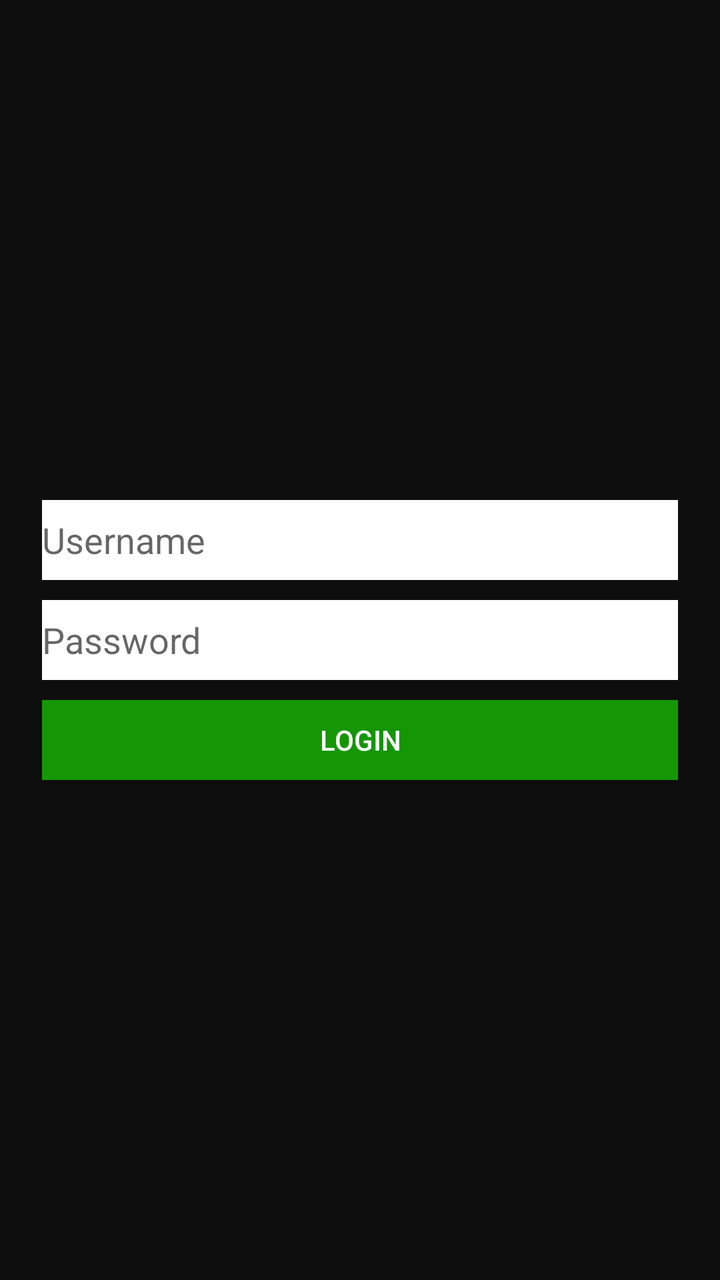
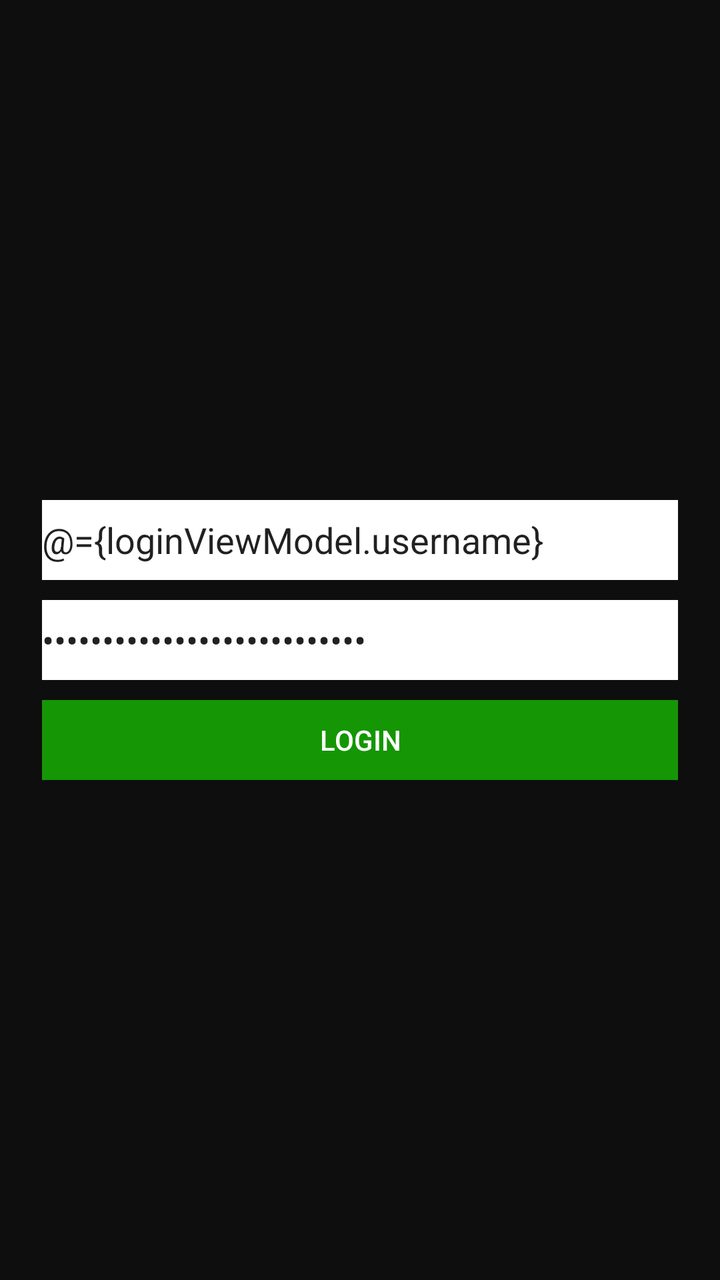

Compare the two renders of this Android layout. The source of the first and the diff that turns it into the second are given below.
<!-- AndroidManifest.xml: application theme AppTheme -->
<!-- res/layout/activity_login.xml -->
<RelativeLayout xmlns:android="http://schemas.android.com/apk/res/android"
    xmlns:tools="http://schemas.android.com/tools"
    android:id="@+id/activity_main_menu"
    android:layout_width="match_parent"
    android:layout_height="match_parent"
    android:paddingBottom="@dimen/activity_vertical_margin"
    android:paddingLeft="@dimen/activity_horizontal_margin"
    android:paddingRight="@dimen/activity_horizontal_margin"
    android:paddingTop="@dimen/activity_vertical_margin"
    android:background="@color/background_gray"
    tools:context=".ui.activities.LoginActivity">

    <LinearLayout xmlns:android="http://schemas.android.com/apk/res/android"
        android:layout_width="fill_parent"
        android:layout_height="fill_parent"
        android:gravity="center"
        android:orientation="vertical">

        
        <EditText
            android:id="@+id/etxt_username"
            android:inputType="text"
            android:layout_width="fill_parent"
            android:layout_height="40dp"
            android:layout_margin="5dp"
            android:background="@android:color/white"
            android:hint="@string/username"/>

        
        <EditText
            android:id="@+id/etxt_password"
            android:inputType="textPassword"
            android:layout_width="fill_parent"
            android:layout_height="40dp"
            android:layout_below="@+id/etxt_username"
            android:layout_margin="5dp"
            android:background="@android:color/white"
            android:hint="@string/password"/>

        
        <Button
            android:id="@+id/new_game"
            android:textColor="@color/white"
            android:background="@color/button_green"
            android:layout_width="fill_parent"
            android:layout_height="40dp"
            android:layout_below="@+id/etxt_password"
            android:layout_margin="5dp"
            android:text="@string/login"
            android:onClick="onLoginUser"/>

    </LinearLayout>

</RelativeLayout>
<!-- resources referenced by this layout -->
<resources>
  <color name="background_gray">#0f0e0e</color>
  <color name="button_green">#159604</color>
  <color name="white">#ffffff</color>
  <dimen name="activity_horizontal_margin">16dp</dimen>
  <dimen name="activity_vertical_margin">16dp</dimen>
  <string name="login">Login</string>
  <string name="password">Password</string>
  <string name="username">Username</string>
  <style name="AppTheme" parent="Theme.AppCompat.Light.DarkActionBar">
          
          <item name="colorPrimary">@color/colorPrimary</item>
          <item name="colorPrimaryDark">@color/colorPrimaryDark</item>
          <item name="colorAccent">@color/colorAccent</item>
      </style>
  <color name="colorPrimary">#3F51B5</color>
  <color name="colorPrimaryDark">#303F9F</color>
  <color name="colorAccent">#FF4081</color>
</resources>

<!-- the commit's change to res/layout/activity_login.xml (unified diff, before → after) -->
@@ -1,54 +1,65 @@
-<RelativeLayout xmlns:android="http://schemas.android.com/apk/res/android"
-    xmlns:tools="http://schemas.android.com/tools"
-    android:id="@+id/activity_main_menu"
-    android:layout_width="match_parent"
-    android:layout_height="match_parent"
-    android:paddingBottom="@dimen/activity_vertical_margin"
-    android:paddingLeft="@dimen/activity_horizontal_margin"
-    android:paddingRight="@dimen/activity_horizontal_margin"
-    android:paddingTop="@dimen/activity_vertical_margin"
-    android:background="@color/background_gray"
-    tools:context=".ui.activities.LoginActivity">
+<layout xmlns:android="http://schemas.android.com/apk/res/android">
 
-    <LinearLayout xmlns:android="http://schemas.android.com/apk/res/android"
-        android:layout_width="fill_parent"
-        android:layout_height="fill_parent"
-        android:gravity="center"
-        android:orientation="vertical">
+    <data>
+        <variable
+            name="loginViewModel"
+            type="robert.purdey.caddytracker.ui.viewmodels.LoginViewModel" />
+    </data>
 
-        
-        <EditText
-            android:id="@+id/etxt_username"
-            android:inputType="text"
+    <RelativeLayout
+        xmlns:tools="http://schemas.android.com/tools"
+        android:id="@+id/activity_main_menu"
+        android:layout_width="match_parent"
+        android:layout_height="match_parent"
+        android:paddingBottom="@dimen/activity_vertical_margin"
+        android:paddingLeft="@dimen/activity_horizontal_margin"
+        android:paddingRight="@dimen/activity_horizontal_margin"
+        android:paddingTop="@dimen/activity_vertical_margin"
+        android:background="@color/background_gray"
+        tools:context=".ui.activities.LoginActivity">
+
+        <LinearLayout
             android:layout_width="fill_parent"
-            android:layout_height="40dp"
-            android:layout_margin="5dp"
-            android:background="@android:color/white"
-            android:hint="@string/username"/>
+            android:layout_height="fill_parent"
+            android:gravity="center"
+            android:orientation="vertical">
+            
+            <EditText
+                android:id="@+id/etxt_username"
+                android:inputType="text"
+                android:layout_width="fill_parent"
+                android:layout_height="40dp"
+                android:layout_margin="5dp"
+                android:background="@android:color/white"
+                android:hint="@string/username"
+                android:text="@={loginViewModel.username}"/>
 
-        
-        <EditText
-            android:id="@+id/etxt_password"
-            android:inputType="textPassword"
-            android:layout_width="fill_parent"
-            android:layout_height="40dp"
-            android:layout_below="@+id/etxt_username"
-            android:layout_margin="5dp"
-            android:background="@android:color/white"
-            android:hint="@string/password"/>
+            
+            <EditText
+                android:id="@+id/etxt_password"
+                android:inputType="textPassword"
+                android:layout_width="fill_parent"
+                android:layout_height="40dp"
+                android:layout_below="@+id/etxt_username"
+                android:layout_margin="5dp"
+                android:background="@android:color/white"
+                android:hint="@string/password"
+                android:text="@={loginViewModel.password}"/>
 
-        
-        <Button
-            android:id="@+id/new_game"
-            android:textColor="@color/white"
-            android:background="@color/button_green"
-            android:layout_width="fill_parent"
-            android:layout_height="40dp"
-            android:layout_below="@+id/etxt_password"
-            android:layout_margin="5dp"
-            android:text="@string/login"
-            android:onClick="onLoginUser"/>
+            
+            <Button
+                android:id="@+id/new_game"
+                android:textColor="@color/white"
+                android:background="@color/button_green"
+                android:layout_width="fill_parent"
+                android:layout_height="40dp"
+                android:layout_below="@+id/etxt_password"
+                android:layout_margin="5dp"
+                android:text="@string/login"
+                android:onClick="onLoginUser"/>
 
-    </LinearLayout>
+        </LinearLayout>
 
-</RelativeLayout>
+    </RelativeLayout>
+
+</layout>
